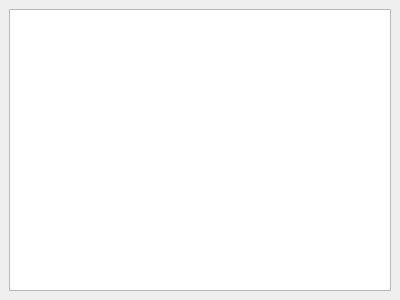
rjaremczak/mo65x, file monitorwidget.ui: the form before one commit.
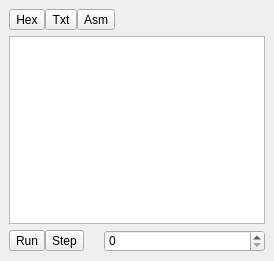
The form after the commit.

Commit message: memory layout and monitor widget

The edit to the form file:
```diff
--- a/monitorwidget.ui
+++ b/monitorwidget.ui
@@ -6,8 +6,8 @@
    <rect>
     <x>0</x>
     <y>0</y>
-    <width>400</width>
-    <height>300</height>
+    <width>274</width>
+    <height>261</height>
    </rect>
   </property>
   <property name="styleSheet">
@@ -25,9 +25,111 @@
   </property>
   <widget class="QWidget" name="dockWidgetContents">
    <layout class="QVBoxLayout" name="verticalLayout">
+    <item>
+     <layout class="QHBoxLayout" name="viewModeBox">
+      <property name="spacing">
+       <number>0</number>
+      </property>
+      <item>
+       <widget class="QToolButton" name="viewModeHex">
+        <property name="text">
+         <string>Hex</string>
+        </property>
+        <property name="checkable">
+         <bool>true</bool>
+        </property>
+        <attribute name="buttonGroup">
+         <string notr="true">viewModeGroup</string>
+        </attribute>
+       </widget>
+      </item>
+      <item>
+       <widget class="QToolButton" name="viewModeTxt">
+        <property name="text">
+         <string>Txt</string>
+        </property>
+        <property name="checkable">
+         <bool>true</bool>
+        </property>
+        <attribute name="buttonGroup">
+         <string notr="true">viewModeGroup</string>
+        </attribute>
+       </widget>
+      </item>
+      <item>
+       <widget class="QToolButton" name="viewModeAsm">
+        <property name="text">
+         <string>Asm</string>
+        </property>
+        <property name="checkable">
+         <bool>true</bool>
+        </property>
+        <attribute name="buttonGroup">
+         <string notr="true">viewModeGroup</string>
+        </attribute>
+       </widget>
+      </item>
+      <item>
+       <spacer name="horizontalSpacer">
+        <property name="orientation">
+         <enum>Qt::Horizontal</enum>
+        </property>
+        <property name="sizeHint" stdset="0">
+         <size>
+          <width>0</width>
+          <height>0</height>
+         </size>
+        </property>
+       </spacer>
+      </item>
+     </layout>
+    </item>
     <item>
      <widget class="QListView" name="listView"/>
     </item>
+    <item>
+     <layout class="QHBoxLayout" name="debugBox">
+      <property name="spacing">
+       <number>0</number>
+      </property>
+      <item>
+       <widget class="QToolButton" name="progRun">
+        <property name="text">
+         <string>Run</string>
+        </property>
+        <property name="checkable">
+         <bool>true</bool>
+        </property>
+       </widget>
+      </item>
+      <item>
+       <widget class="QToolButton" name="progStep">
+        <property name="text">
+         <string>Step</string>
+        </property>
+       </widget>
+      </item>
+      <item>
+       <spacer name="horizontalSpacer_2">
+        <property name="orientation">
+         <enum>Qt::Horizontal</enum>
+        </property>
+        <property name="sizeType">
+         <enum>QSizePolicy::Maximum</enum>
+        </property>
+        <property name="sizeHint" stdset="0">
+         <size>
+          <width>20</width>
+          <height>0</height>
+         </size>
+        </property>
+       </spacer>
+      </item>
+      <item>
+       <widget class="QSpinBox" name="progAddress"/>
+      </item>
+     </layout>
+    </item>
    </layout>
   </widget>
  </widget>
```
Left out of the diff: 3 changed lines with no effect on the pictures. The commit also changes 12 other files.
